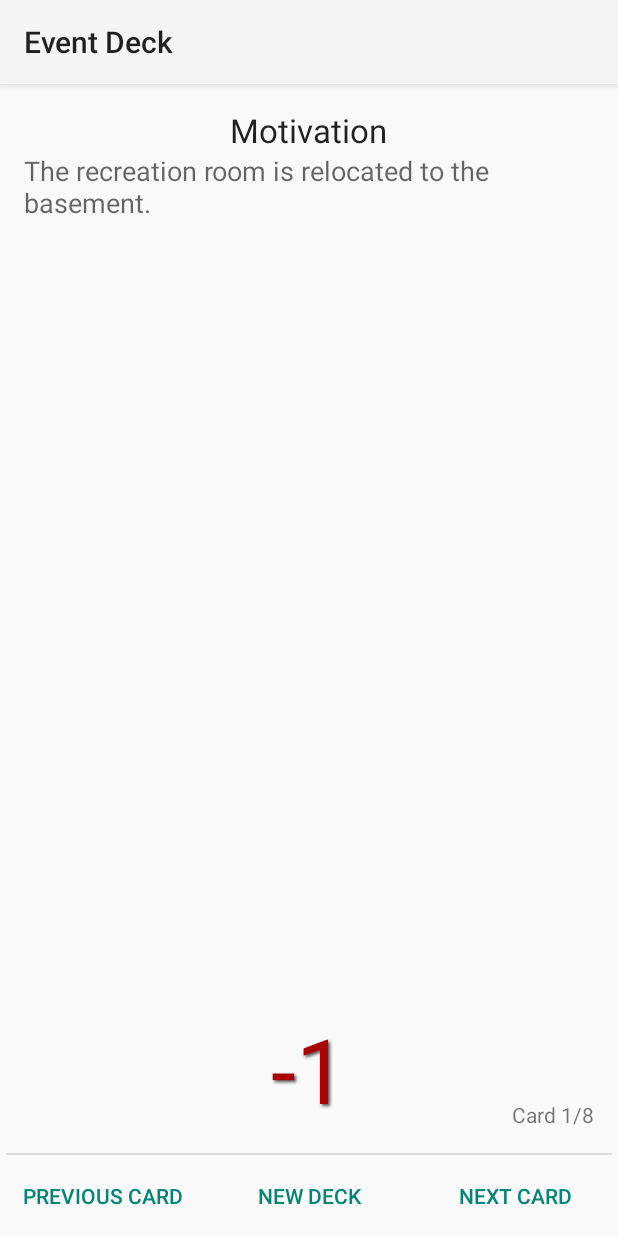
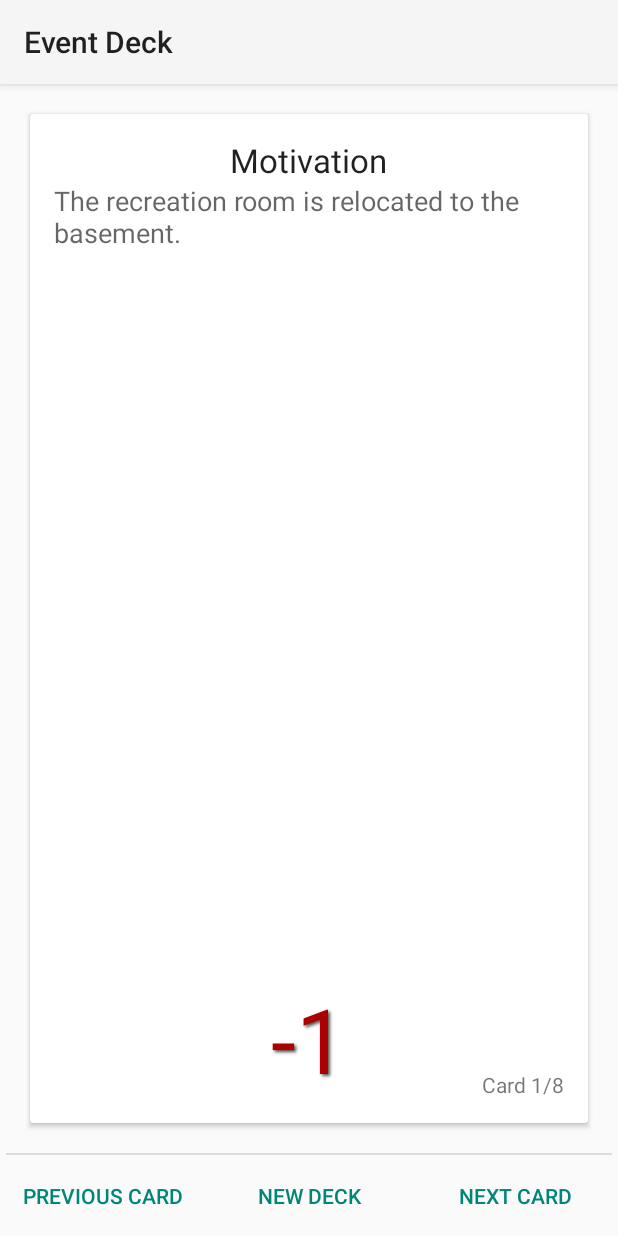
Before and after one commit to nachof/power_struggle_event_planner, an Android app: the screen it shows after launch (CardDisplayActivity), after a tap on "Confirm Card Order", on a phone screen of 412 x 824 dp. Run offline under Robolectric (Android 15) with nearby library versions, the phone set to English and light mode, and no system bars; 2 other taps on this screen came first.

Commit message:
Use a CardView to show the ordered cards, because it looks prettier

```diff
--- a/app/src/main/res/layout/activity_card_display.xml
+++ b/app/src/main/res/layout/activity_card_display.xml
@@ -3,12 +3,19 @@
     android:layout_width="match_parent"
     android:layout_height="match_parent"
     android:orientation="vertical" >
+    <android.support.v7.widget.CardView xmlns:android="http://schemas.android.com/apk/res/android"
+                                        xmlns:tools="http://schemas.android.com/tools"
+                                        android:layout_width="match_parent"
+                                        android:layout_margin="20dp"
+                                        android:layout_height="0dp"
+                                        android:layout_weight="5"
+        >
+
 
     <RelativeLayout
         android:id="@+id/cardArea"
         android:layout_width="match_parent"
-        android:layout_height="0dp"
-        android:layout_weight="5"
+        android:layout_height="match_parent"
         android:paddingBottom="@dimen/activity_vertical_margin"
         android:paddingLeft="@dimen/activity_horizontal_margin"
         android:paddingRight="@dimen/activity_horizontal_margin"
@@ -87,7 +94,7 @@
             android:textAppearance="?android:attr/textAppearanceSmall"
             tools:ignore="HardcodedText" />
     </RelativeLayout>
-
+    </android.support.v7.widget.CardView>
     <View
         android:layout_width="match_parent"
         android:layout_height="1dip"
```
